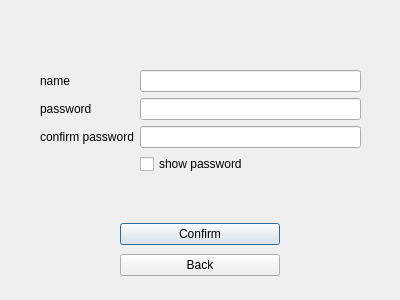
Before: the Qt Designer form client/registration.ui in Taifin/ChitChat, drawn with Qt 5.
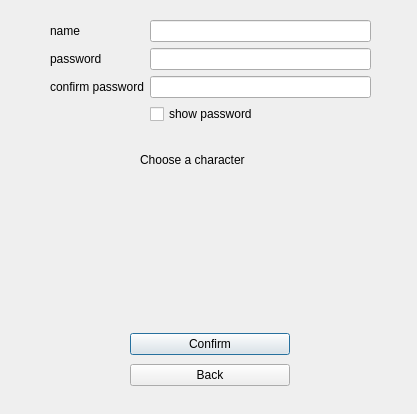
After: the same form once the commit is applied.

Patch:
```diff
--- a/client/registration.ui
+++ b/client/registration.ui
@@ -6,8 +6,8 @@
    <rect>
     <x>0</x>
     <y>0</y>
-    <width>400</width>
-    <height>300</height>
+    <width>417</width>
+    <height>414</height>
    </rect>
   </property>
   <property name="windowTitle">
@@ -16,8 +16,8 @@
   <widget class="QWidget" name="formLayoutWidget">
    <property name="geometry">
     <rect>
-     <x>40</x>
-     <y>70</y>
+     <x>50</x>
+     <y>20</y>
      <width>321</width>
      <height>118</height>
     </rect>
@@ -73,8 +73,8 @@
   <widget class="QWidget" name="verticalLayoutWidget">
    <property name="geometry">
     <rect>
-     <x>120</x>
-     <y>220</y>
+     <x>130</x>
+     <y>330</y>
      <width>160</width>
      <height>61</height>
     </rect>
@@ -118,6 +118,19 @@
     <number>0</number>
    </property>
   </widget>
+  <widget class="QLabel" name="label">
+   <property name="geometry">
+    <rect>
+     <x>140</x>
+     <y>150</y>
+     <width>141</width>
+     <height>20</height>
+    </rect>
+   </property>
+   <property name="text">
+    <string>Choose a character</string>
+   </property>
+  </widget>
  </widget>
  <resources/>
  <connections/>
```
